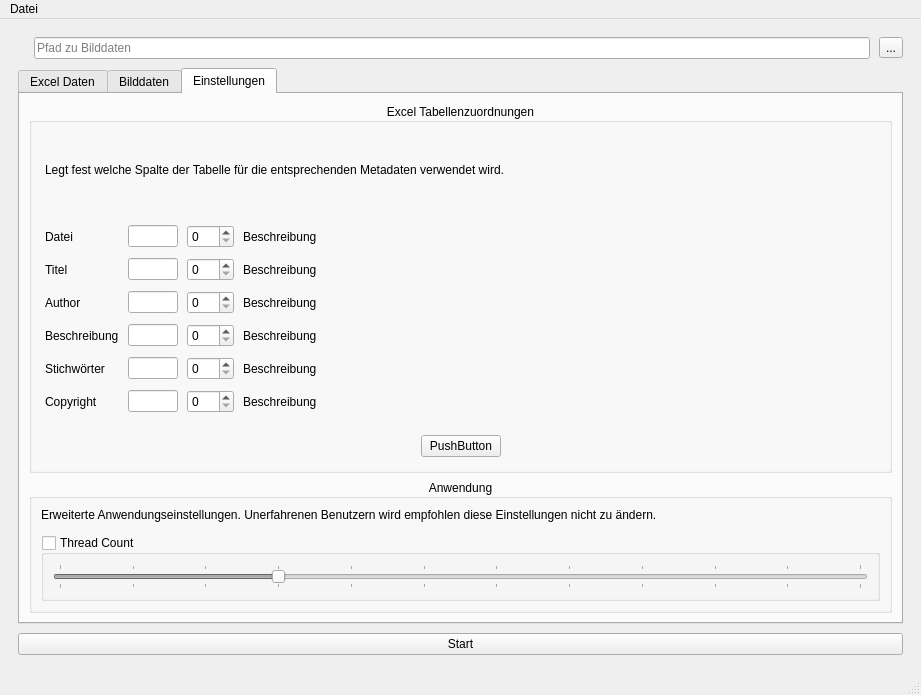
tappi287/tiffy, file ui/tiffy.ui: the form before one commit.
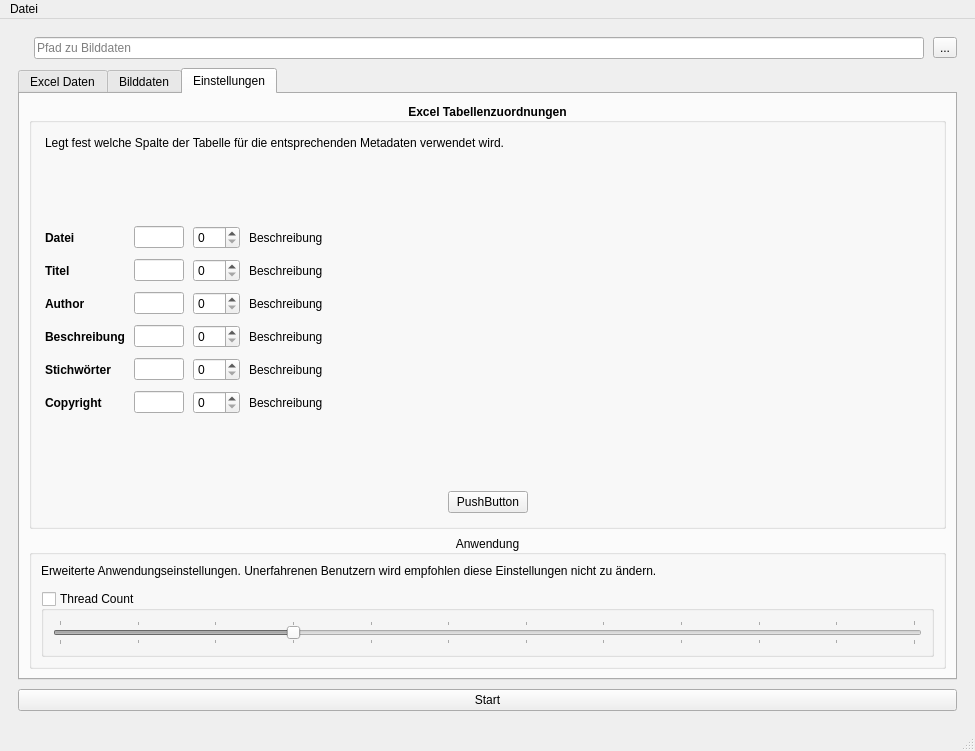
The form after the commit. The open tabs and pages were chosen to show the change. Icons and pictures are not drawn.

```diff
--- a/ui/tiffy.ui
+++ b/ui/tiffy.ui
@@ -6,8 +6,8 @@
    <rect>
     <x>0</x>
     <y>0</y>
-    <width>921</width>
-    <height>695</height>
+    <width>975</width>
+    <height>751</height>
    </rect>
   </property>
   <property name="windowTitle">
@@ -175,8 +175,8 @@
             </property>
             <property name="font">
              <font>
-              <weight>50</weight>
-              <bold>false</bold>
+              <weight>75</weight>
+              <bold>true</bold>
              </font>
             </property>
             <property name="title">
@@ -203,13 +203,58 @@
              </property>
              <item>
               <widget class="QLabel" name="excelDesc">
+               <property name="sizePolicy">
+                <sizepolicy hsizetype="Preferred" vsizetype="Preferred">
+                 <horstretch>0</horstretch>
+                 <verstretch>1</verstretch>
+                </sizepolicy>
+               </property>
+               <property name="font">
+                <font>
+                 <weight>50</weight>
+                 <bold>false</bold>
+                </font>
+               </property>
                <property name="text">
                 <string>Legt fest welche Spalte der Tabelle für die entsprechenden Metadaten verwendet wird.</string>
                </property>
+               <property name="wordWrap">
+                <bool>true</bool>
+               </property>
               </widget>
              </item>
              <item>
-              <layout class="QGridLayout" name="gridLayout">
+              <widget class="QWidget" name="settings" native="true">
+               <property name="sizePolicy">
+                <sizepolicy hsizetype="Preferred" vsizetype="Preferred">
+                 <horstretch>0</horstretch>
+                 <verstretch>10</verstretch>
+                </sizepolicy>
+               </property>
+               <property name="font">
+                <font>
+                 <weight>50</weight>
+                 <bold>false</bold>
+                </font>
+               </property>
+               <layout class="QVBoxLayout" name="verticalLayout_7">
+                <property name="spacing">
+                 <number>0</number>
+                </property>
+                <property name="leftMargin">
+                 <number>0</number>
+                </property>
+                <property name="topMargin">
+                 <number>0</number>
+                </property>
+                <property name="rightMargin">
+                 <number>0</number>
+                </property>
+                <property name="bottomMargin">
+                 <number>0</number>
+                </property>
+                <item>
+                 <layout class="QGridLayout" name="gridLayout" rowstretch="2,2,2,2,2,2">
                <property name="leftMargin">
                 <number>0</number>
                </property>
@@ -257,6 +302,9 @@
                  <property name="text">
                   <string>Beschreibung</string>
                  </property>
+                    <property name="wordWrap">
+                     <bool>true</bool>
+                    </property>
                 </widget>
                </item>
                <item row="4" column="1">
@@ -281,6 +329,12 @@
                </item>
                <item row="5" column="0">
                 <widget class="QLabel" name="rightLabel">
+                    <property name="font">
+                     <font>
+                      <weight>75</weight>
+                      <bold>true</bold>
+                     </font>
+                    </property>
                  <property name="text">
                   <string>Copyright</string>
                  </property>
@@ -288,6 +342,12 @@
                </item>
                <item row="1" column="0">
                 <widget class="QLabel" name="titleLabel">
+                    <property name="font">
+                     <font>
+                      <weight>75</weight>
+                      <bold>true</bold>
+                     </font>
+                    </property>
                  <property name="text">
                   <string>Titel</string>
                  </property>
@@ -295,6 +355,12 @@
                </item>
                <item row="2" column="0">
                 <widget class="QLabel" name="authorLabel">
+                    <property name="font">
+                     <font>
+                      <weight>75</weight>
+                      <bold>true</bold>
+                     </font>
+                    </property>
                  <property name="text">
                   <string>Author</string>
                  </property>
@@ -311,6 +377,9 @@
                  <property name="text">
                   <string>Beschreibung</string>
                  </property>
+                    <property name="wordWrap">
+                     <bool>true</bool>
+                    </property>
                 </widget>
                </item>
                <item row="4" column="3">
@@ -324,10 +393,19 @@
                  <property name="text">
                   <string>Beschreibung</string>
                  </property>
+                    <property name="wordWrap">
+                     <bool>true</bool>
+                    </property>
                 </widget>
                </item>
                <item row="3" column="0">
                 <widget class="QLabel" name="descLabel">
+                    <property name="font">
+                     <font>
+                      <weight>75</weight>
+                      <bold>true</bold>
+                     </font>
+                    </property>
                  <property name="text">
                   <string>Beschreibung</string>
                  </property>
@@ -335,6 +413,12 @@
                </item>
                <item row="0" column="0">
                 <widget class="QLabel" name="fileLabel">
+                    <property name="font">
+                     <font>
+                      <weight>75</weight>
+                      <bold>true</bold>
+                     </font>
+                    </property>
                  <property name="text">
                   <string>Datei</string>
                  </property>
@@ -352,6 +436,12 @@
                </item>
                <item row="4" column="0">
                 <widget class="QLabel" name="keyLabel">
+                    <property name="font">
+                     <font>
+                      <weight>75</weight>
+                      <bold>true</bold>
+                     </font>
+                    </property>
                  <property name="text">
                   <string>Stichwörter</string>
                  </property>
@@ -385,6 +475,9 @@
                  <property name="text">
                   <string>Beschreibung</string>
                  </property>
+                    <property name="wordWrap">
+                     <bool>true</bool>
+                    </property>
                 </widget>
                </item>
                <item row="2" column="3">
@@ -398,6 +491,9 @@
                  <property name="text">
                   <string>Beschreibung</string>
                  </property>
+                    <property name="wordWrap">
+                     <bool>true</bool>
+                    </property>
                 </widget>
                </item>
                <item row="0" column="1">
@@ -431,6 +527,9 @@
                  <property name="text">
                   <string>Beschreibung</string>
                  </property>
+                    <property name="wordWrap">
+                     <bool>true</bool>
+                    </property>
                 </widget>
                </item>
                <item row="1" column="2">
@@ -449,6 +548,9 @@
                </item>
               </layout>
              </item>
+               </layout>
+              </widget>
+             </item>
              <item>
               <layout class="QHBoxLayout" name="horizontalLayout_2">
                <property name="spacing">
@@ -481,6 +583,12 @@
                </item>
                <item>
                 <widget class="QPushButton" name="restoreBtn">
+                 <property name="font">
+                  <font>
+                   <weight>50</weight>
+                   <bold>false</bold>
+                  </font>
+                 </property>
                  <property name="text">
                   <string>PushButton</string>
                  </property>
@@ -527,6 +635,9 @@
                <property name="text">
                 <string>Erweiterte Anwendungseinstellungen. Unerfahrenen Benutzern wird empfohlen diese Einstellungen nicht zu ändern.</string>
                </property>
+               <property name="wordWrap">
+                <bool>true</bool>
+               </property>
               </widget>
              </item>
              <item>
@@ -592,7 +703,7 @@
     <rect>
      <x>0</x>
      <y>0</y>
-     <width>921</width>
+     <width>975</width>
      <height>31</height>
     </rect>
    </property>
```
Left out of the diff: 4 changed lines with no effect on the pictures. Lines whose indentation alone changed are shown as unchanged.
